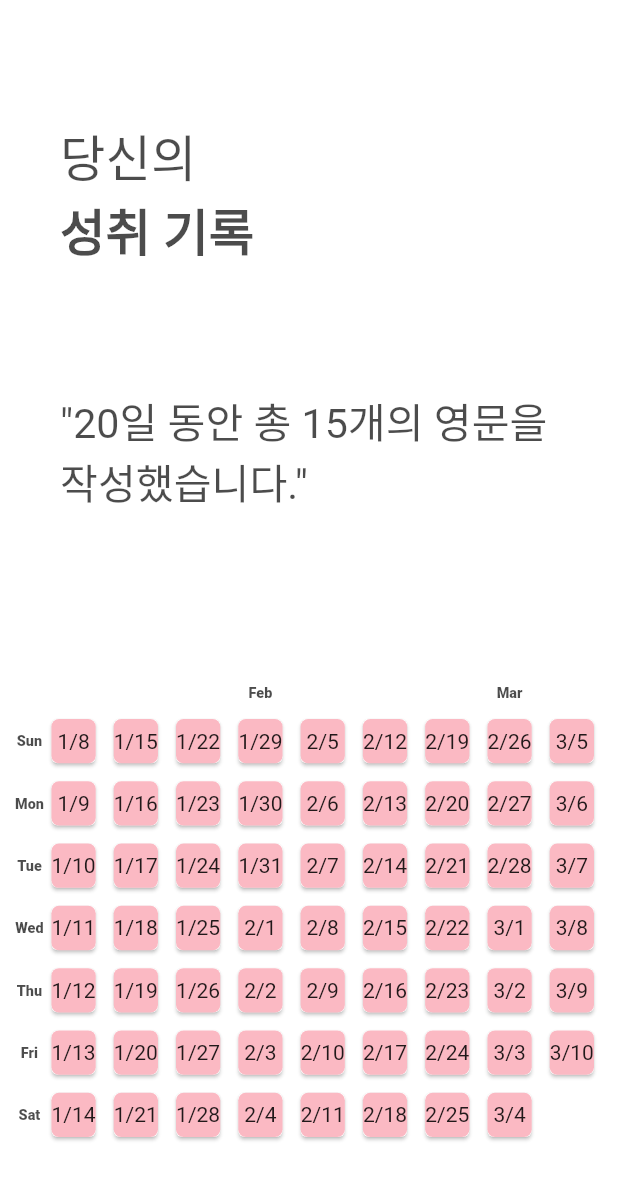
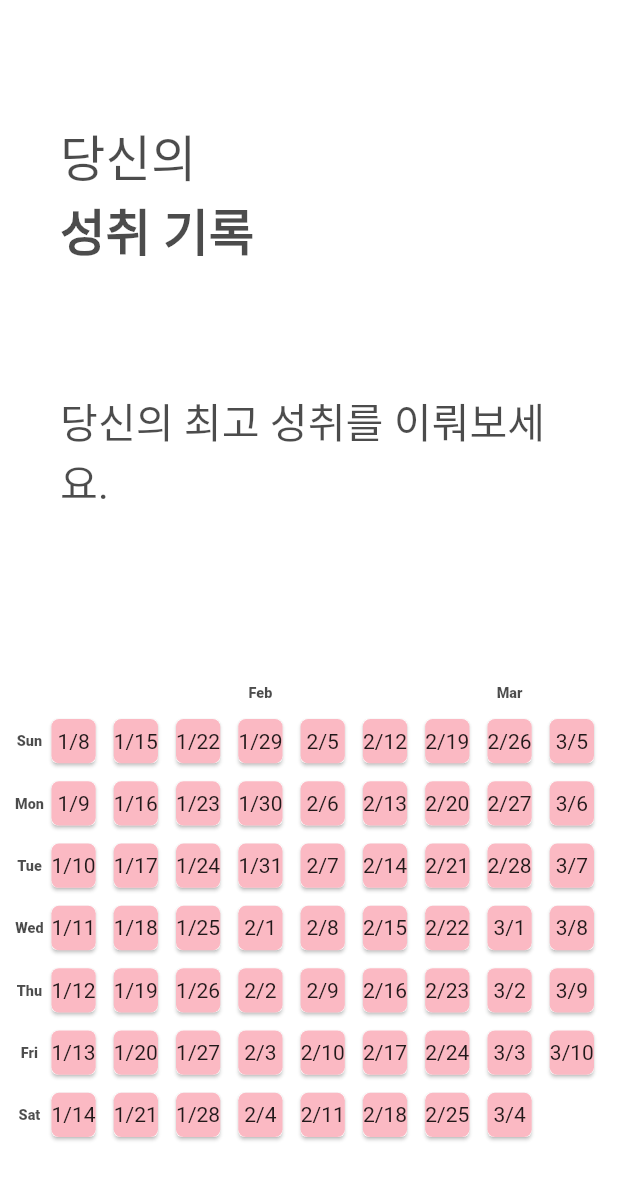
Before and after one commit to tan60/lingonote, a Flutter app: the RecordScreen widget shown alone on an empty page, opened directly, on a phone screen of 412 x 824 dp. Shown: the top 1180 px of the screen. Run offline on Flutter 3.47's test engine with Material 2 defaults, Android fonts, the light colour scheme and no system bars; our stand-ins replace shared_preferences, sizer, sqflite; accounts and stored records are empty; Roboto replaces fonts that are missing (Pretendard).

Commit message:
성취 화면 개발

```diff
--- a/lib/data/repositories/api_blueprint.dart
+++ b/lib/data/repositories/api_blueprint.dart
@@ -3,4 +3,6 @@ import 'package:lingonote/data/models/note_model.dart';
 abstract class ApiBlueprint {
   Future<List<NoteModel>>? fetchMyNotes(int userUid);
   Future? postNote(NoteModel note);
+  Future<int> fetchTotalPostedCount(int userUid);
+  Future<NoteModel>? fetchFirstNote(int userUid);
 }
--- a/lib/data/repositories/base_repo.dart
+++ b/lib/data/repositories/base_repo.dart
@@ -25,4 +25,14 @@ class BaseRepo extends ApiBlueprint {
   Future postNote(NoteModel note) async {
     return await service.postNote(note);
   }
+
+  @override
+  Future<int> fetchTotalPostedCount(int userUid) async {
+    return await service.fetchTotalPostedCount(userUid);
+  }
+
+  @override
+  Future<NoteModel>? fetchFirstNote(int userUid) async {
+    return await service.fetchFirstNote(userUid)!;
+  }
 }
--- a/lib/data/repositories/database/database_helper.dart
+++ b/lib/data/repositories/database/database_helper.dart
@@ -109,4 +109,32 @@ class DataBaseHelper {
       );
     });
   }
+
+  Future<int> getTotalCountNotes() async {
+    final db = await openDB();
+    var x = await db.rawQuery('select count(*) from post');
+    int totalCount = Sqflite.firstIntValue(x)!;
+    return totalCount;
+  }
+
+  Future<NoteModel>? getFristNote(int userUid) async {
+    final db = await openDB();
+    List<Map<String, dynamic>> maps = await db.query('post',
+        where: 'user_uid = ?',
+        whereArgs: [userUid],
+        orderBy: 'post_no DESC',
+        limit: 1);
+
+    return List.generate(maps.length, (i) {
+      return NoteModel(
+        topic: maps[i]['post_topic'],
+        contents: maps[i]['post_contents'],
+        improved: maps[i]['post_improved'],
+        improvedType: maps[i]['post_improved_type'],
+        issueDate: maps[i]['post_issue_date_time'],
+        fixedDate: maps[i]['post_fixed_date_time'],
+        userUid: maps[i]['user_uid'],
+      );
+    })[0];
+  }
 }
--- a/lib/data/repositories/local_service.dart
+++ b/lib/data/repositories/local_service.dart
@@ -21,4 +21,14 @@ class LocalService extends ApiBlueprint {
   Future postNote(NoteModel note) {
     return DataBaseHelper().addNote(note);
   }
+
+  @override
+  Future<int> fetchTotalPostedCount(int userUid) async {
+    return DataBaseHelper().getTotalCountNotes();
+  }
+
+  @override
+  Future<NoteModel>? fetchFirstNote(int userUid) {
+    return DataBaseHelper().getFristNote(userUid);
+  }
 }
--- a/lib/managers/pref_mgr.dart
+++ b/lib/managers/pref_mgr.dart
@@ -4,10 +4,6 @@ import 'dart:developer';
 class PrefMgr {
   static const String uid = "uid";
   static late SharedPreferences prefs;
-
-  /* factory PrefMgr() {
-    return _singleton;
-  } */
 
   PrefMgr._internal();
 
--- a/lib/screen/record_screen.dart
+++ b/lib/screen/record_screen.dart
@@ -2,6 +2,9 @@ import 'dart:developer';
 
 import 'package:flutter/material.dart';
 import 'package:intl/intl.dart';
+import 'package:lingonote/data/models/note_model.dart';
+import 'package:lingonote/data/repositories/base_repo.dart';
+import 'package:lingonote/data/repositories/local_service.dart';
 import 'package:lingonote/managers/string_mgr.dart';
 import 'package:sizer/sizer.dart';
 
@@ -13,6 +16,11 @@ class RecordScreen extends StatefulWidget {
 }
 
 class _RecordScreenState extends State<RecordScreen> {
+  Future<int> totalCount =
+      BaseRepo(LocalService()).fetchTotalPostedCount(1234567890123456);
+  Future<NoteModel>? firstNote = BaseRepo(LocalService()).fetchFirstNote(
+      1234567890123456 /* PrefMgr().prefs.getInt(PrefMgr.uid) ?? -1 */);
+
   @override
   Widget build(BuildContext context) {
     return Container(
@@ -82,11 +90,55 @@ class _RecordScreenState extends State<RecordScreen> {
               padding: const EdgeInsets.symmetric(horizontal: 40, vertical: 30),
               child: Container(
                 alignment: Alignment.bottomCenter,
-                child: Text(
-                  '"20일 동안 총 15개의 영문을 작성했습니다."',
-                  style: TextStyle(
-                      fontSize: 20.sp,
-                      color: Theme.of(context).textTheme.displayLarge?.color),
+                child: FutureBuilder(
+                  future: totalCount,
+                  builder: (context, snapshot) {
+                    if (snapshot.hasData) {
+                      int totalCount = snapshot.data!;
+
+                      return FutureBuilder(
+                        future: firstNote,
+                        builder: (context, snapshot) {
+                          if (snapshot.hasData) {
+                            String dates = snapshot.data!.issueDate;
+                            return Text(
+                              '"$dates일 동안 총 $totalCount개의 영문을 작성했습니다."',
+                              style: TextStyle(
+                                  fontSize: 20.sp,
+                                  color: Theme.of(context)
+                                      .textTheme
+                                      .displayLarge
+                                      ?.color),
+                            );
+                          } else {
+                            return Text(
+                              '당신의 최고 성취를 이뤄보세요.',
+                              style: TextStyle(
+                                  fontSize: 20.sp,
+                                  color: Theme.of(context)
+                                      .textTheme
+                                      .displayLarge
+                                      ?.color),
+                            );
+                          }
+                        },
+                      );
+                    }
+
+                    return Text(
+                      '당신의 최고 성취를 이뤄보세요.',
+                      style: TextStyle(
+                          fontSize: 20.sp,
+                          color:
+                              Theme.of(context).textTheme.displayLarge?.color),
+                    );
+                  },
+                  /* child: Text(
+                    '"20일 동안 총 15개의 영문을 작성했습니다."',
+                    style: TextStyle(
+                        fontSize: 20.sp,
+                        color: Theme.of(context).textTheme.displayLarge?.color),
+                  ), */
                 ),
               ),
             ),
```
Also changed, not shown: lib/data/repositories/api_service.dart (+10 -0 lines), lib/data/repositories/mock_service.dart (+10 -0 lines).
